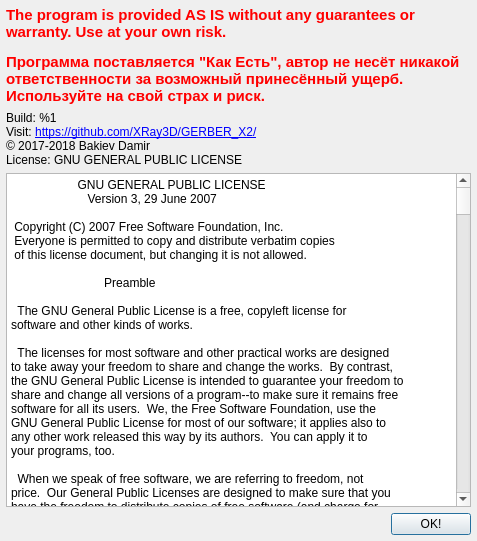
The window that G2G/aboutform.ui (aLDime/GERBER_X2) describes before a commit, drawn with Qt 5.
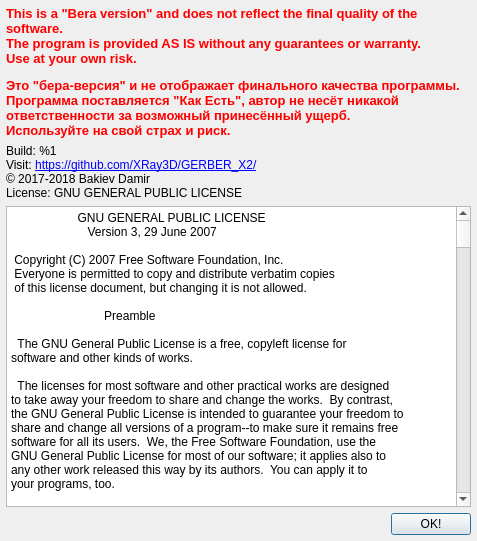
The same window after the commit.

Patch:
```diff
--- a/G2G/aboutform.ui
+++ b/G2G/aboutform.ui
@@ -30,11 +30,11 @@
     <widget class="QLabel" name="label_2">
      <property name="font">
       <font>
-       <pointsize>11</pointsize>
+       <pointsize>10</pointsize>
       </font>
      </property>
      <property name="text">
-      <string>&lt;html&gt;&lt;head/&gt;&lt;body&gt;&lt;p&gt;&lt;span style=&quot; font-weight:600; color:#ff0000;&quot;&gt;The program is provided AS IS without any guarantees or warranty. Use at your own risk.&lt;/span&gt;&lt;/p&gt;&lt;p&gt;&lt;span style=&quot; font-weight:600; color:#ff0000;&quot;&gt;Программа поставляется &amp;quot;Как Есть&amp;quot;, автор не несёт никакой ответственности за возможный принесённый ущерб. Используйте на свой страх и риск.&lt;/span&gt;&lt;/p&gt;&lt;/body&gt;&lt;/html&gt;</string>
+      <string>&lt;html&gt;&lt;head/&gt;&lt;body&gt;&lt;p&gt;&lt;span style=&quot; font-weight:600; color:#ff0000;&quot;&gt;This is a &amp;quot;Bera version&amp;quot; and does not reflect the final quality of the software.&lt;br/&gt;The program is provided AS IS without any guarantees or warranty.&lt;br/&gt;Use at your own risk.&lt;/span&gt;&lt;/p&gt;&lt;p&gt;&lt;span style=&quot; font-weight:600; color:#ff0000;&quot;&gt;Это &amp;quot;бера-версия&amp;quot; и не отображает финального качества программы.&lt;br/&gt;Программа поставляется &amp;quot;Как Есть&amp;quot;, автор не несёт никакой ответственности за возможный принесённый ущерб.&lt;br/&gt;Используйте на свой страх и риск.&lt;/span&gt;&lt;/p&gt;&lt;/body&gt;&lt;/html&gt;</string>
      </property>
      <property name="wordWrap">
       <bool>true</bool>
```
